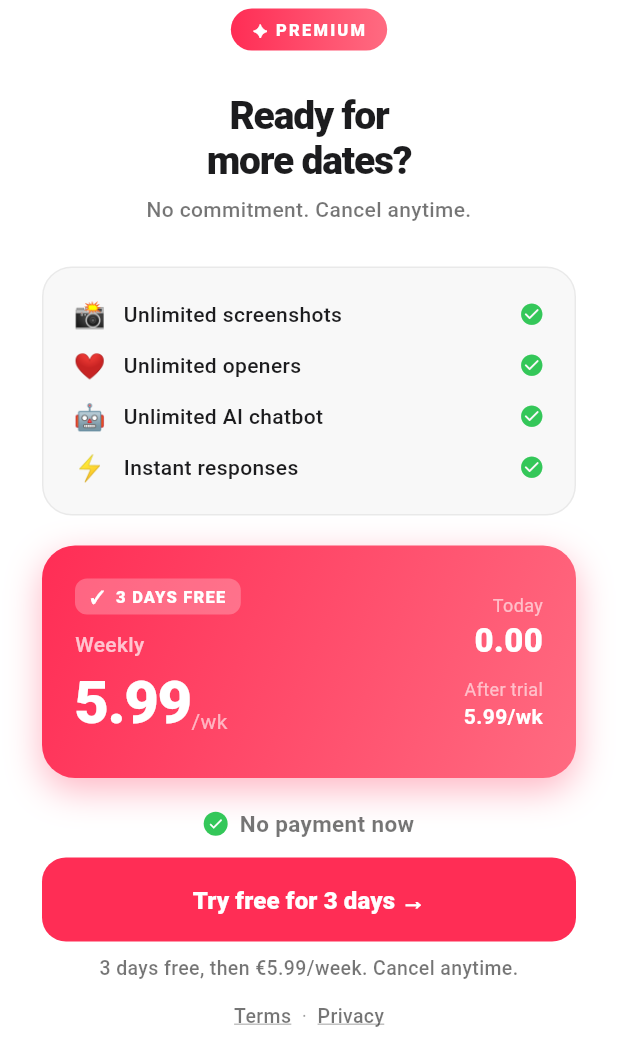
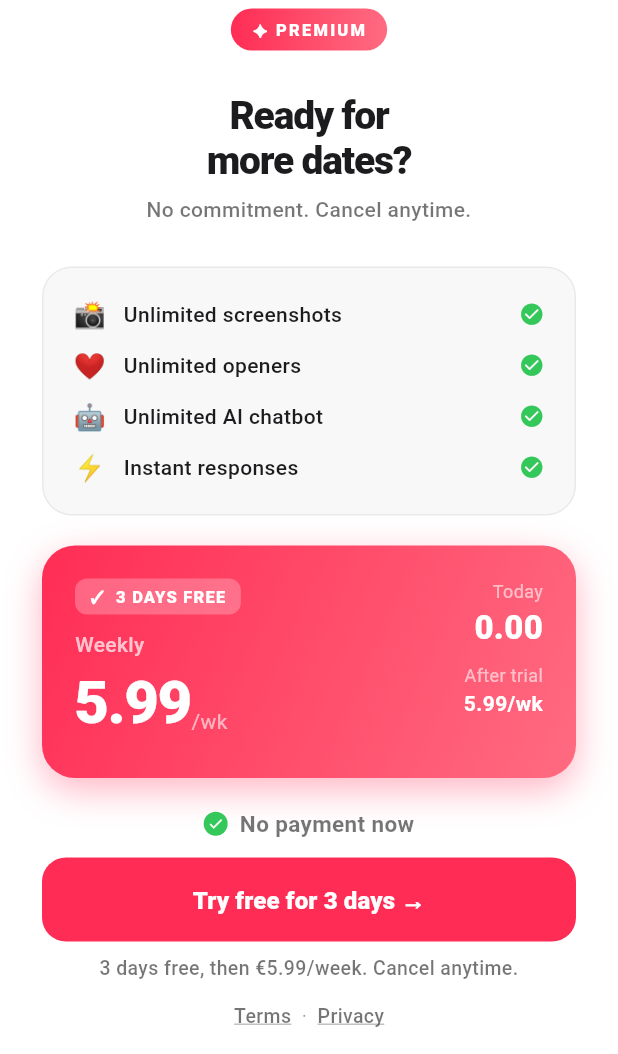
Before and after one commit to vinaldovabdala29-cell/upcrush-app, a Flutter app: the PaywallFlow screen opened directly, on a phone screen of 412 x 824 dp, the part 182-1236 px from its top. Run offline on Flutter 3.47's test engine with Material 3 defaults, Android fonts, the phone set to English and light mode, and no system bars; our stand-ins replace image_picker, shared_preferences; missing offline and left inert: purchases_flutter; accounts and stored records are empty.

Commit message:
Add files via upload

```diff
--- /dev/null
+++ b/lib/widgets/paywall_features.dart
@@ -0,0 +1,48 @@
+// lib/widgets/paywall_features.dart
+import 'package:flutter/material.dart';
+import '../theme/paywall_strings.dart';
+
+class PaywallFeatures extends StatelessWidget {
+  final String lang;
+  final bool isTablet;
+
+  const PaywallFeatures({
+    super.key,
+    required this.lang,
+    required this.isTablet,
+  });
+
+  @override
+  Widget build(BuildContext context) {
+    return Container(
+      width: double.infinity,
+      padding: EdgeInsets.symmetric(
+        horizontal: isTablet ? 28 : 20,
+        vertical: isTablet ? 20 : 14),
+      decoration: BoxDecoration(
+        color: const Color(0xFFF8F8F8),
+        borderRadius: BorderRadius.circular(20),
+        border: Border.all(color: Colors.black.withOpacity(0.06))),
+      child: Column(children: [
+        _feat("📸", PS.get('feat1', lang), isTablet),
+        _feat("❤️", PS.get('feat2', lang), isTablet),
+        _feat("🤖", PS.get('feat3', lang), isTablet),
+        _feat("⚡", PS.get('feat4', lang), isTablet),
+      ]));
+  }
+
+  Widget _feat(String emoji, String label, bool isTablet) => Padding(
+    padding: EdgeInsets.symmetric(vertical: isTablet ? 8 : 5),
+    child: Row(children: [
+      Text(emoji, style: TextStyle(fontSize: isTablet ? 22 : 17)),
+      SizedBox(width: isTablet ? 16 : 12),
+      Text(label, style: TextStyle(
+        color: const Color(0xFF1C1C1E),
+        fontSize: isTablet ? 16 : 14,
+        fontWeight: FontWeight.w500)),
+      const Spacer(),
+      Icon(Icons.check_circle_rounded,
+        color: const Color(0xFF34C759),
+        size: isTablet ? 22 : 17),
+    ]));
+}
--- /dev/null
+++ b/lib/widgets/paywall_price_card.dart
@@ -0,0 +1,92 @@
+// lib/widgets/paywall_price_card.dart
+import 'package:flutter/material.dart';
+import '../services/credits_service.dart';
+import '../theme/paywall_strings.dart';
+
+class PaywallPriceCard extends StatelessWidget {
+  final String price;
+  final String lang;
+  final bool isTablet;
+
+  const PaywallPriceCard({
+    super.key,
+    required this.price,
+    required this.lang,
+    required this.isTablet,
+  });
+
+  @override
+  Widget build(BuildContext context) {
+    return Container(
+      width: double.infinity,
+      padding: EdgeInsets.all(isTablet ? 28 : 22),
+      decoration: BoxDecoration(
+        gradient: const LinearGradient(
+          colors: [Color(0xFFFF2D55), Color(0xFFFF6B81)],
+          begin: Alignment.topLeft, end: Alignment.bottomRight),
+        borderRadius: BorderRadius.circular(22),
+        boxShadow: [BoxShadow(
+          color: const Color(0xFFFF2D55).withOpacity(0.35),
+          blurRadius: 20, offset: const Offset(0, 8))]),
+      child: Row(
+        crossAxisAlignment: CrossAxisAlignment.start,
+        children: [
+          // Lado esquerdo
+          Column(crossAxisAlignment: CrossAxisAlignment.start, children: [
+            // Badge 3 dias grátis — some após pagamento
+            FutureBuilder<bool>(
+              future: CreditsService.isPremium(),
+              builder: (_, snap) {
+                if (snap.data == true) return const SizedBox.shrink();
+                return Column(
+                  crossAxisAlignment: CrossAxisAlignment.start,
+                  children: [
+                    Container(
+                      padding: const EdgeInsets.symmetric(horizontal: 10, vertical: 4),
+                      decoration: BoxDecoration(
+                        color: Colors.white.withOpacity(0.25),
+                        borderRadius: BorderRadius.circular(8)),
+                      child: Text(PS.get('free_days', lang), style: TextStyle(
+                        color: Colors.white,
+                        fontSize: isTablet ? 13 : 11,
+                        fontWeight: FontWeight.w800, letterSpacing: 0.8))),
+                    SizedBox(height: isTablet ? 14 : 10),
+                  ]);
+              }),
+            Text(PS.get('weekly', lang), style: TextStyle(
+              color: Colors.white70,
+              fontSize: isTablet ? 16 : 14,
+              fontWeight: FontWeight.w500)),
+            Row(crossAxisAlignment: CrossAxisAlignment.end, children: [
+              Text(price, style: TextStyle(
+                color: Colors.white,
+                fontSize: isTablet ? 52 : 40,
+                fontWeight: FontWeight.w900, letterSpacing: -1)),
+              Padding(
+                padding: const EdgeInsets.only(bottom: 6),
+                child: Text(PS.get('per_week', lang), style: TextStyle(
+                  color: Colors.white60,
+                  fontSize: isTablet ? 16 : 14))),
+            ]),
+          ]),
+          const Spacer(),
+          // Lado direito
+          Column(crossAxisAlignment: CrossAxisAlignment.end, children: [
+            Text(PS.get('today', lang), style: TextStyle(
+              color: Colors.white.withOpacity(0.6),
+              fontSize: isTablet ? 14 : 12)),
+            const Text("0.00", style: TextStyle(
+              color: Colors.white, fontSize: 22,
+              fontWeight: FontWeight.w800)),
+            SizedBox(height: isTablet ? 12 : 8),
+            Text(PS.get('after_trial', lang), style: TextStyle(
+              color: Colors.white.withOpacity(0.6),
+              fontSize: isTablet ? 14 : 12)),
+            Text("$price${PS.get('per_week', lang)}", style: TextStyle(
+              color: Colors.white,
+              fontSize: isTablet ? 16 : 14,
+              fontWeight: FontWeight.w700)),
+          ]),
+        ]));
+  }
+}
--- a/lib/widgets/paywall_screen.dart
+++ b/lib/widgets/paywall_screen.dart
@@ -1,9 +1,13 @@
+// lib/widgets/paywall_screen.dart
 import 'package:flutter/material.dart';
 import 'package:url_launcher/url_launcher.dart';
 import '../../../main.dart';
 import '../services/revenue_cat_service.dart';
 import '../services/credits_service.dart';
 import '../theme/paywall_strings.dart';
+import 'paywall_price_card.dart';
+import 'paywall_features.dart';
+import 'paywall_trial_text.dart';
 
 Future<void> _openUrl(String url) async {
   try {
@@ -19,17 +23,15 @@ class PaywallFlow extends StatefulWidget {
 
 class _PaywallFlowState extends State<PaywallFlow> {
   bool _loading = false;
-  String _price = '5.99';
-  String _perWeekPrice = '5.99';
+  // Começa vazio — mostra loading até buscar o preço real
+  String _price = '';
 
   @override
   void initState() {
     super.initState();
+    // Busca o preço real da App Store/Play Store via RevenueCat
     RevenueCatService.getPrice().then((p) {
-      if (mounted) setState(() {
-        _price = p;
-        _perWeekPrice = p;
-      });
+      if (mounted) setState(() => _price = p);
     });
   }
 
@@ -86,6 +88,14 @@ class _PaywallFlowState extends State<PaywallFlow> {
         final size = MediaQuery.of(context).size;
         final isTablet = size.shortestSide >= 600;
         final bottom = MediaQuery.of(context).padding.bottom;
+
+        // Mostra loading enquanto busca o preço
+        if (_price.isEmpty) {
+          return const Scaffold(
+            backgroundColor: Colors.white,
+            body: Center(child: CircularProgressIndicator(
+              color: Color(0xFFFF2D55), strokeWidth: 2)));
+        }
 
         return Scaffold(
           backgroundColor: Colors.white,
@@ -164,94 +174,16 @@ class _PaywallFlowState extends State<PaywallFlow> {
 
                     SizedBox(height: isTablet ? 40 : 28),
 
-                    // ── Features ──────────────────────────────────────
-                    Container(
-                      width: double.infinity,
-                      padding: EdgeInsets.symmetric(
-                        horizontal: isTablet ? 28 : 20,
-                        vertical: isTablet ? 20 : 14),
-                      decoration: BoxDecoration(
-                        color: const Color(0xFFF8F8F8),
-                        borderRadius: BorderRadius.circular(20),
-                        border: Border.all(color: Colors.black.withOpacity(0.06))),
-                      child: Column(children: [
-                        _feat("📸", PS.get('feat1', l), isTablet),
-                        _feat("❤️", PS.get('feat2', l), isTablet),
-                        _feat("🤖", PS.get('feat3', l), isTablet),
-                        _feat("⚡", PS.get('feat4', l), isTablet),
-                      ])),
+                    // ── Features (ficheiro separado) ───────────────────
+                    PaywallFeatures(lang: l, isTablet: isTablet),
 
                     SizedBox(height: isTablet ? 28 : 20),
 
-                    // ── Price card ────────────────────────────────────
-                    Container(
-                      width: double.infinity,
-                      padding: EdgeInsets.all(isTablet ? 28 : 22),
-                      decoration: BoxDecoration(
-                        gradient: const LinearGradient(
-                          colors: [Color(0xFFFF2D55), Color(0xFFFF6B81)],
-                          begin: Alignment.topLeft, end: Alignment.bottomRight),
-                        borderRadius: BorderRadius.circular(22),
-                        boxShadow: [BoxShadow(
-                          color: const Color(0xFFFF2D55).withOpacity(0.35),
-                          blurRadius: 20, offset: const Offset(0, 8))]),
-                      child: Row(children: [
-                        Column(crossAxisAlignment: CrossAxisAlignment.start, children: [
-                          // 3 dias grátis — some após primeiro pagamento
-                          FutureBuilder<bool>(
-                            future: CreditsService.isPremium(),
-                            builder: (_, snap) {
-                              if (snap.data == true) return const SizedBox.shrink();
-                              return Column(
-                                crossAxisAlignment: CrossAxisAlignment.start,
-                                children: [
-                                  Container(
-                                    padding: const EdgeInsets.symmetric(horizontal: 10, vertical: 4),
-                                    decoration: BoxDecoration(
-                                      color: Colors.white.withOpacity(0.25),
-                                      borderRadius: BorderRadius.circular(8)),
-                                    child: Text(PS.get('free_days', l), style: TextStyle(
-                                      color: Colors.white,
-                                      fontSize: isTablet ? 13 : 11,
-                                      fontWeight: FontWeight.w800, letterSpacing: 0.8))),
-                                  SizedBox(height: isTablet ? 14 : 10),
-                                ]);
-                            }),
-                          Text(PS.get('weekly', l), style: TextStyle(
-                            color: Colors.white70,
-                            fontSize: isTablet ? 16 : 14,
-                            fontWeight: FontWeight.w500)),
-                          Row(crossAxisAlignment: CrossAxisAlignment.end, children: [
-                            Text(_price, style: TextStyle(
-                              color: Colors.white,
-                              fontSize: isTablet ? 52 : 40,
-                              fontWeight: FontWeight.w900, letterSpacing: -1)),
-                            Padding(
-                              padding: const EdgeInsets.only(bottom: 6),
-                              child: Text(PS.get('per_week', l), style: TextStyle(
-                                color: Colors.white60,
-                                fontSize: isTablet ? 16 : 14))),
-                          ]),
-                        ]),
-                        const Spacer(),
-                        Column(crossAxisAlignment: CrossAxisAlignment.end, children: [
-                          Text(PS.get('today', l), style: TextStyle(
-                            color: Colors.white.withOpacity(0.6),
-                            fontSize: isTablet ? 14 : 12)),
-                          const Text("0.00", style: TextStyle(
-                            color: Colors.white,
-                            fontSize: 22,
-                            fontWeight: FontWeight.w800)),
-                          SizedBox(height: isTablet ? 12 : 8),
-                          Text(PS.get('after_trial', l), style: TextStyle(
-                            color: Colors.white.withOpacity(0.6),
-                            fontSize: isTablet ? 14 : 12)),
-                          Text("$_perWeekPrice${PS.get('per_week', l)}", style: TextStyle(
-                            color: Colors.white,
-                            fontSize: isTablet ? 16 : 14,
-                            fontWeight: FontWeight.w700)),
-                        ]),
-                      ])),
+                    // ── Price Card (ficheiro separado) ────────────────
+                    PaywallPriceCard(
+                      price: _price,
+                      lang: l,
+                      isTablet: isTablet),
 
                     SizedBox(height: isTablet ? 28 : 20),
 
@@ -293,20 +225,11 @@ class _PaywallFlowState extends State<PaywallFlow> {
 
                     SizedBox(height: isTablet ? 12 : 8),
 
-                    // ── Trial sub — some após primeiro pagamento ───────
-                    FutureBuilder<bool>(
-                      future: CreditsService.isPremium(),
-                      builder: (_, snap) {
-                        if (snap.data == true) return const SizedBox.shrink();
-                        return Text(
-                          PS.get('trial_sub', l).replaceAll('5,99', _price).replaceAll('5.99', _price),
-                          textAlign: TextAlign.center,
-                          style: TextStyle(
-                            color: Colors.black54,
-                            fontSize: isTablet ? 15 : 13,
-                            fontWeight: FontWeight.w500,
-                            height: 1.5));
-                      }),
+                    // ── Trial sub (ficheiro separado) ─────────────────
+                    PaywallTrialText(
+                      price: _price,
+                      lang: l,
+                      isTablet: isTablet),
 
                     SizedBox(height: isTablet ? 16 : 12),
 
@@ -330,21 +253,6 @@ class _PaywallFlowState extends State<PaywallFlow> {
     );
   }
 
-  Widget _feat(String emoji, String label, bool isTablet) => Padding(
-    padding: EdgeInsets.symmetric(vertical: isTablet ? 8 : 5),
-    child: Row(children: [
-      Text(emoji, style: TextStyle(fontSize: isTablet ? 22 : 17)),
-      SizedBox(width: isTablet ? 16 : 12),
-      Text(label, style: TextStyle(
-        color: const Color(0xFF1C1C1E),
-        fontSize: isTablet ? 16 : 14,
-        fontWeight: FontWeight.w500)),
-      const Spacer(),
-      Icon(Icons.check_circle_rounded,
-        color: const Color(0xFF34C759),
-        size: isTablet ? 22 : 17),
-    ]));
-
   Widget _link(String t, VoidCallback onTap, bool isTablet) => GestureDetector(
     onTap: onTap,
     child: Text(t, style: TextStyle(
--- /dev/null
+++ b/lib/widgets/paywall_trial_text.dart
@@ -0,0 +1,40 @@
+// lib/widgets/paywall_trial_text.dart
+import 'package:flutter/material.dart';
+import '../services/credits_service.dart';
+import '../theme/paywall_strings.dart';
+
+class PaywallTrialText extends StatelessWidget {
+  final String price;
+  final String lang;
+  final bool isTablet;
+
+  const PaywallTrialText({
+    super.key,
+    required this.price,
+    required this.lang,
+    required this.isTablet,
+  });
+
+  @override
+  Widget build(BuildContext context) {
+    return FutureBuilder<bool>(
+      future: CreditsService.isPremium(),
+      builder: (_, snap) {
+        if (snap.data == true) return const SizedBox.shrink();
+        // Substitui placeholder pelo preco real do RevenueCat
+        final text = PS.get('trial_sub', lang)
+          .replaceAll('5,99', price)
+          .replaceAll('5.99', price)
+          .replaceAll('6,99', price)
+          .replaceAll('6.99', price)
+          .replaceAll(r'$$', '');  // remove $$ acidental
+        return Text(text,
+          textAlign: TextAlign.center,
+          style: TextStyle(
+            color: Colors.black54,
+            fontSize: isTablet ? 15 : 13,
+            fontWeight: FontWeight.w500,
+            height: 1.5));
+      });
+  }
+}
--- a/pubspec.yaml
+++ b/pubspec.yaml
@@ -2,7 +2,7 @@ name: upcrush
 description: "UpCrush — O teu copiloto de conversa."
 publish_to: 'none'
 
-version: 1.0.0+25
+version: 1.0.0+26
 
 environment:
   sdk: ^3.11.1
```
